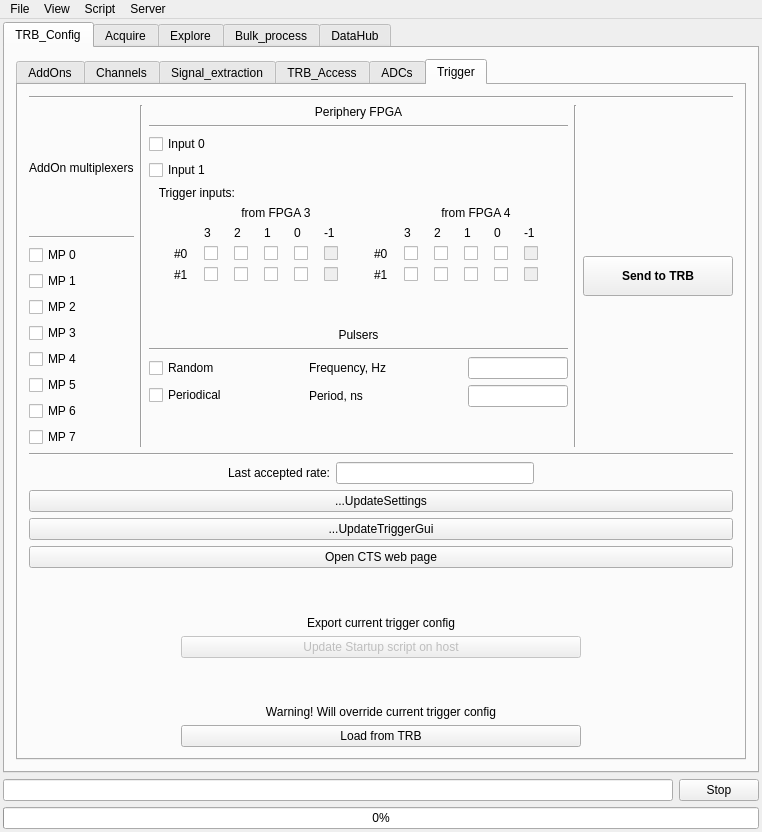
Qt form GUI/mainwindow.ui (andrmor/TRB3reader) before a commit.
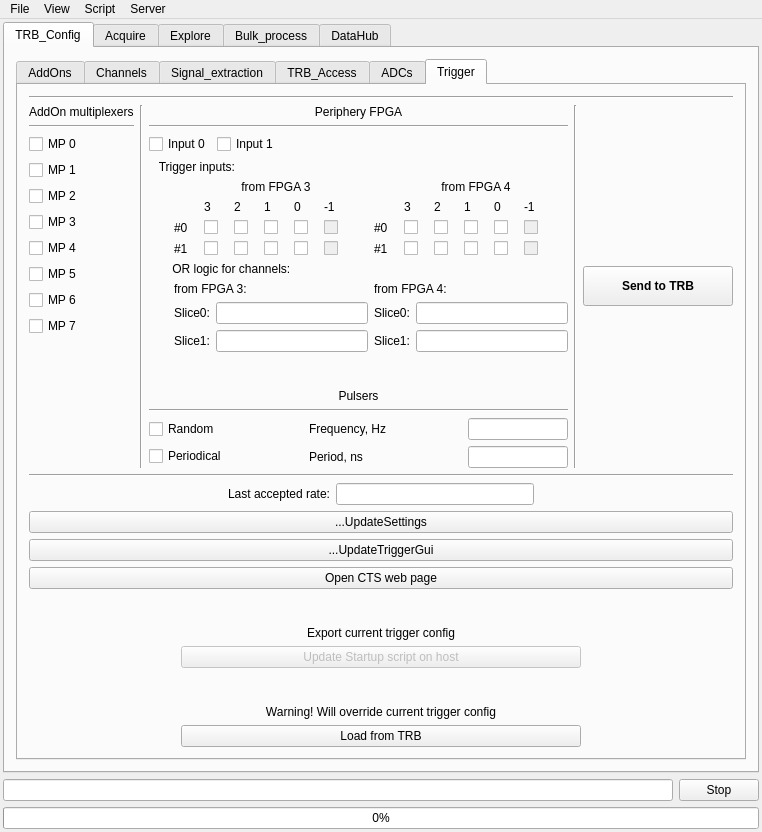
The same form after that commit.

Patch:
```diff
--- a/GUI/mainwindow.ui
+++ b/GUI/mainwindow.ui
@@ -2332,6 +2332,19 @@
                   </property>
                  </widget>
                 </item>
+                <item>
+                 <spacer name="verticalSpacer_20">
+                  <property name="orientation">
+                   <enum>Qt::Vertical</enum>
+                  </property>
+                  <property name="sizeHint" stdset="0">
+                   <size>
+                    <width>20</width>
+                    <height>40</height>
+                   </size>
+                  </property>
+                 </spacer>
+                </item>
                </layout>
               </item>
               <item>
@@ -2361,18 +2374,38 @@
                  </widget>
                 </item>
                 <item>
-                 <widget class="QCheckBox" name="cbPeripheryFPGA0">
-                  <property name="text">
-                   <string>Input 0</string>
+                 <layout class="QHBoxLayout" name="horizontalLayout_72">
+                  <property name="topMargin">
+                   <number>0</number>
                   </property>
-                 </widget>
-                </item>
-                <item>
-                 <widget class="QCheckBox" name="cbPeripheryFPGA1">
-                  <property name="text">
-                   <string>Input 1</string>
-                  </property>
-                 </widget>
+                  <item>
+                   <widget class="QCheckBox" name="cbPeripheryFPGA0">
+                    <property name="text">
+                     <string>Input 0</string>
+                    </property>
+                   </widget>
+                  </item>
+                  <item>
+                   <widget class="QCheckBox" name="cbPeripheryFPGA1">
+                    <property name="text">
+                     <string>Input 1</string>
+                    </property>
+                   </widget>
+                  </item>
+                  <item>
+                   <spacer name="horizontalSpacer_53">
+                    <property name="orientation">
+                     <enum>Qt::Horizontal</enum>
+                    </property>
+                    <property name="sizeHint" stdset="0">
+                     <size>
+                      <width>40</width>
+                      <height>20</height>
+                     </size>
+                    </property>
+                   </spacer>
+                  </item>
+                 </layout>
                 </item>
                 <item>
                  <widget class="QLabel" name="label_82">
@@ -2681,6 +2714,145 @@
                   </item>
                  </layout>
                 </item>
+                <item>
+                 <widget class="QLabel" name="label_96">
+                  <property name="text">
+                   <string>       OR logic for channels:</string>
+                  </property>
+                 </widget>
+                </item>
+                <item>
+                 <layout class="QHBoxLayout" name="horizontalLayout_73">
+                  <property name="leftMargin">
+                   <number>25</number>
+                  </property>
+                  <property name="topMargin">
+                   <number>0</number>
+                  </property>
+                  <item>
+                   <layout class="QVBoxLayout" name="verticalLayout_45">
+                    <property name="topMargin">
+                     <number>0</number>
+                    </property>
+                    <item>
+                     <widget class="QLabel" name="label_97">
+                      <property name="text">
+                       <string>from FPGA 3:</string>
+                      </property>
+                     </widget>
+                    </item>
+                    <item>
+                     <layout class="QHBoxLayout" name="horizontalLayout_74">
+                      <property name="topMargin">
+                       <number>0</number>
+                      </property>
+                      <item>
+                       <widget class="QLabel" name="label_98">
+                        <property name="text">
+                         <string>Slice0:</string>
+                        </property>
+                       </widget>
+                      </item>
+                      <item>
+                       <widget class="QLineEdit" name="leFPGA3_0">
+                        <property name="toolTip">
+                         <string>For example: 0,1,2,3 or 0-3 or 0,1-3</string>
+                        </property>
+                       </widget>
+                      </item>
+                     </layout>
+                    </item>
+                    <item>
+                     <layout class="QHBoxLayout" name="horizontalLayout_78">
+                      <property name="topMargin">
+                       <number>0</number>
+                      </property>
+                      <item>
+                       <widget class="QLabel" name="label_102">
+                        <property name="text">
+                         <string>Slice1:</string>
+                        </property>
+                       </widget>
+                      </item>
+                      <item>
+                       <widget class="QLineEdit" name="leFPGA3_1">
+                        <property name="toolTip">
+                         <string>For example: 0,1,2,3 or 0-3 or 0,1-3</string>
+                        </property>
+                       </widget>
+                      </item>
+                     </layout>
+                    </item>
+                   </layout>
+                  </item>
+                  <item>
+                   <layout class="QHBoxLayout" name="horizontalLayout_75">
+                    <property name="leftMargin">
+                     <number>0</number>
+                    </property>
+                    <property name="topMargin">
+                     <number>0</number>
+                    </property>
+                    <item>
+                     <layout class="QVBoxLayout" name="verticalLayout_46">
+                      <property name="topMargin">
+                       <number>0</number>
+                      </property>
+                      <item>
+                       <widget class="QLabel" name="label_99">
+                        <property name="text">
+                         <string>from FPGA 4:</string>
+                        </property>
+                       </widget>
+                      </item>
+                      <item>
+                       <layout class="QHBoxLayout" name="horizontalLayout_76">
+                        <property name="topMargin">
+                         <number>0</number>
+                        </property>
+                        <item>
+                         <widget class="QLabel" name="label_100">
+                          <property name="text">
+                           <string>Slice0:</string>
+                          </property>
+                         </widget>
+                        </item>
+                        <item>
+                         <widget class="QLineEdit" name="leFPGA4_0">
+                          <property name="toolTip">
+                           <string>For example: 0,1,2,3 or 0-3 or 0,1-3</string>
+                          </property>
+                         </widget>
+                        </item>
+                       </layout>
+                      </item>
+                      <item>
+                       <layout class="QHBoxLayout" name="horizontalLayout_77">
+                        <property name="topMargin">
+                         <number>0</number>
+                        </property>
+                        <item>
+                         <widget class="QLabel" name="label_101">
+                          <property name="text">
+                           <string>Slice1:</string>
+                          </property>
+                         </widget>
+                        </item>
+                        <item>
+                         <widget class="QLineEdit" name="leFPGA4_1">
+                          <property name="toolTip">
+                           <string>For example: 0,1,2,3 or 0-3 or 0,1-3</string>
+                          </property>
+                         </widget>
+                        </item>
+                       </layout>
+                      </item>
+                     </layout>
+                    </item>
+                   </layout>
+                  </item>
+                 </layout>
+                </item>
                 <item>
                  <spacer name="verticalSpacer_31">
                   <property name="orientation">
@@ -2784,19 +2956,6 @@
                   </item>
                  </layout>
                 </item>
-                <item>
-                 <spacer name="verticalSpacer_20">
-                  <property name="orientation">
-                   <enum>Qt::Vertical</enum>
-                  </property>
-                  <property name="sizeHint" stdset="0">
-                   <size>
-                    <width>20</width>
-                    <height>40</height>
-                   </size>
-                  </property>
-                 </spacer>
-                </item>
                </layout>
               </item>
               <item>
```
Left out of the diff: 2 changed lines with no effect on the pictures.
